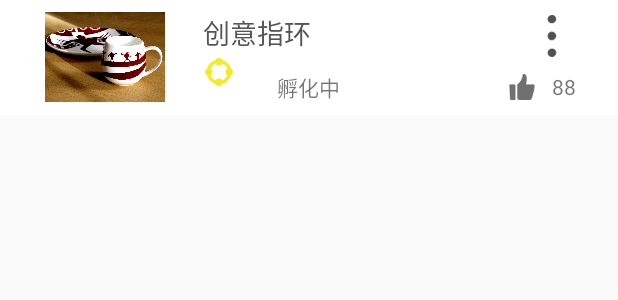
After one commit to ZingTeam/SmartgenPlatform_Android, an Android app: the layout rv_item_creativeproject_mine.xml on its own in the app's theme, with its tools: preview values and no code run, on a phone screen of 412 x 824 dp. The commit adds this screen. Shown: the top 300 px of the screen. Run offline under Robolectric (Android 15) with nearby library versions, the phone set to English and light mode, and no system bars.

Commit message:
个人中心

```diff
--- a/app/src/main/res/drawable/text_mine_selector.xml
+++ b/app/src/main/res/drawable/text_mine_selector.xml
@@ -1,5 +1,5 @@
 <?xml version="1.0" encoding="utf-8"?>
 <selector xmlns:android="http://schemas.android.com/apk/res/android">
-      <item android:color="@color/mine_textColor_selected" android:state_selected="true"/>
-      <item android:color="@color/mine_textColor_unselected" android:state_selected="false"/>
+      <item android:color="@color/mine_textColor_selected" android:state_pressed="true"/>
+      <item android:color="@color/mine_textColor_unselected" />
 </selector>
--- /dev/null
+++ b/app/src/main/res/layout/rv_item_creativeproject_mine.xml
@@ -0,0 +1,82 @@
+<?xml version="1.0" encoding="utf-8"?>
+<RelativeLayout
+    xmlns:android="http://schemas.android.com/apk/res/android"
+    android:layout_width="match_parent"
+    android:layout_height="wrap_content"
+    android:padding="8dp"
+    android:background="@color/white"
+    android:orientation="horizontal">
+
+    <ImageView
+        android:id="@+id/iv_mine_Creproject_picture"
+        android:layout_width="80dp"
+        android:layout_height="60dp"
+        android:scaleType="centerCrop"
+        android:layout_marginLeft="22dp"
+        android:src="@mipmap/project"/>
+
+    <TextView
+        android:id="@+id/tv_mine_Creproject_title"
+        android:layout_width="wrap_content"
+        android:layout_height="wrap_content"
+        android:layout_alignParentTop="true"
+        android:layout_marginLeft="25dp"
+        android:layout_marginStart="25dp"
+        android:layout_toEndOf="@+id/iv_mine_Creproject_picture"
+        android:layout_toRightOf="@+id/iv_mine_Creproject_picture"
+        android:text="创意指环"
+        android:textColor="#555555"
+        android:textSize="18sp" />
+
+    <ImageView
+        android:id="@+id/iv_mine_details"
+        android:layout_width="wrap_content"
+        android:layout_height="wrap_content"
+        android:layout_alignEnd="@+id/tv_mine_Creproject_praise"
+        android:layout_alignParentTop="true"
+        android:layout_alignRight="@+id/tv_mine_Creproject_praise"
+        android:src="@mipmap/ic_omit" />
+
+
+    <ImageView
+        android:id="@+id/fh_icon"
+        android:layout_width="wrap_content"
+        android:layout_height="wrap_content"
+        android:layout_alignLeft="@+id/tv_mine_Creproject_title"
+        android:layout_alignStart="@+id/tv_mine_Creproject_title"
+        android:layout_below="@+id/tv_mine_Creproject_title"
+        android:src="@mipmap/ic_fh"
+        android:layout_marginTop="2dp"/>
+
+    <TextView
+        android:id="@+id/tv_mine_Creproject_state"
+        android:layout_width="wrap_content"
+        android:layout_height="wrap_content"
+        android:layout_below="@+id/tv_mine_Creproject_title"
+        android:layout_centerHorizontal="true"
+        android:text="孵化中"
+        android:layout_marginTop="12dp"/>
+
+    <ImageView
+        android:id="@+id/mine_dianzan"
+        android:layout_width="20dp"
+        android:layout_height="20dp"
+        android:layout_alignBottom="@+id/iv_mine_Creproject_picture"
+        android:layout_alignEnd="@+id/tv_mine_Creproject_praise"
+        android:layout_alignRight="@+id/tv_mine_Creproject_praise"
+        android:layout_marginEnd="26dp"
+        android:layout_marginRight="26dp"
+        android:src="@mipmap/ic_like_normal" />
+
+    <TextView
+        android:id="@+id/tv_mine_Creproject_praise"
+        android:layout_width="wrap_content"
+        android:layout_height="wrap_content"
+        android:layout_alignParentEnd="true"
+        android:layout_alignParentRight="true"
+        android:layout_alignTop="@+id/mine_dianzan"
+        android:layout_marginEnd="20dp"
+        android:layout_marginRight="20dp"
+        android:gravity="right"
+        android:text="88" />
+</RelativeLayout>
```
Also changed, not shown: app/src/main/java/com/example/txjju/smartgenplatform_android/adapter/CreativeProjectAdapter.java (added, +83 -0 lines), app/src/main/java/com/example/txjju/smartgenplatform_android/fragment/MineFragment.java (+40 -2 lines), app/src/main/java/com/example/txjju/smartgenplatform_android/pojo/CreativeProject.java (added, +184 -0 lines), app/src/main/res/layout/fragment_mine.xml (+38 -13 lines), app/src/main/res/mipmap-hdpi/ic_fh.png (added), app/src/main/res/mipmap-hdpi/ic_fh_finish.png (added), app/src/main/res/mipmap-hdpi/project.jpg (added), app/src/main/res/mipmap-xhdpi/ic_fh.png (added), app/src/main/res/mipmap-xhdpi/ic_fh_finish.png (added).
